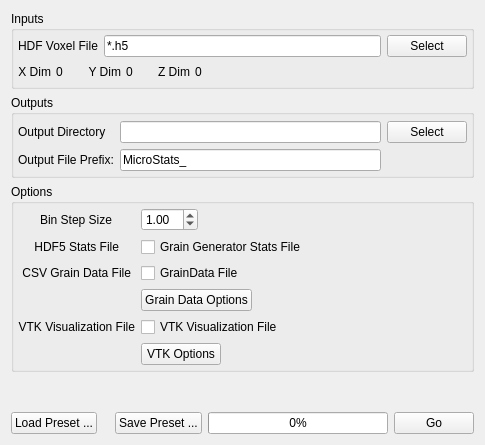
Qt form Source/Plugins/MicrostructureStatistics/UI/MicrostructureStatisticsWidget.ui (BlueQuartzSoftware/DREAM3D) before a commit.
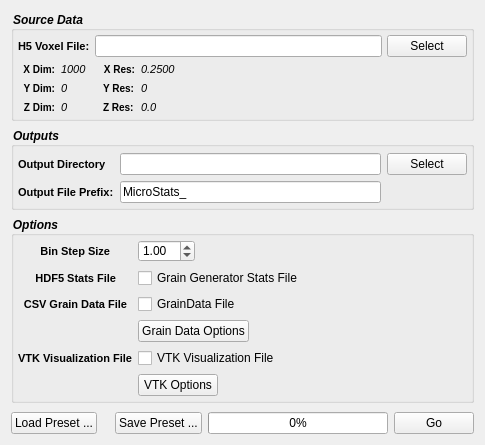
The same form after that commit. Custom widgets are drawn as their Qt base class.

```diff
--- a/Source/Plugins/MicrostructureStatistics/UI/MicrostructureStatisticsWidget.ui
+++ b/Source/Plugins/MicrostructureStatistics/UI/MicrostructureStatisticsWidget.ui
@@ -13,152 +13,371 @@
   <property name="windowTitle">
    <string>Form</string>
   </property>
-  <layout class="QVBoxLayout" name="verticalLayout">
-   <item>
-    <widget class="QGroupBox" name="groupBox_5">
+  <layout class="QGridLayout" name="gridLayout_3">
+   <item row="0" column="0">
+    <widget class="QGroupBox" name="groupBox_3">
+     <property name="styleSheet">
+      <string notr="true">QGroupBox 
+{
+	font-style: italic;font-weight: bold;
+font-size: 12px;
+}</string>
+     </property>
      <property name="title">
-      <string>Inputs</string>
+      <string>Source Data</string>
      </property>
-     <layout class="QVBoxLayout" name="verticalLayout_4">
-      <property name="spacing">
-       <number>5</number>
-      </property>
+     <layout class="QGridLayout" name="gridLayout_5">
       <property name="margin">
        <number>4</number>
       </property>
-      <item>
-       <layout class="QGridLayout" name="gridLayout_10">
-        <property name="spacing">
-         <number>6</number>
+      <property name="spacing">
+       <number>6</number>
+      </property>
+      <item row="0" column="0" colspan="3">
+       <layout class="QGridLayout" name="gridLayout_2">
+        <property name="horizontalSpacing">
+         <number>5</number>
         </property>
         <item row="0" column="0">
-         <widget class="QLabel" name="label_25">
-          <property name="text">
-           <string>HDF Voxel File</string>
-          </property>
-         </widget>
-        </item>
-        <item row="0" column="1">
-         <widget class="QFSDropLineEdit" name="m_InputFile">
-          <property name="text">
-           <string>*.h5</string>
-          </property>
-         </widget>
-        </item>
-        <item row="0" column="2">
-         <widget class="QPushButton" name="m_InputFileBtn">
-          <property name="text">
-           <string>Select</string>
-          </property>
-         </widget>
-        </item>
-       </layout>
-      </item>
-      <item>
-       <layout class="QHBoxLayout" name="horizontalLayout_3">
-        <item>
          <widget class="QLabel" name="label_4">
+          <property name="styleSheet">
+           <string notr="true">QLabel {
+font-weight: bold;
+font-size: 11px;
+}</string>
+          </property>
           <property name="text">
-           <string>X Dim</string>
+           <string>H5 Voxel File:</string>
           </property>
-          <property name="alignment">
-           <set>Qt::AlignRight|Qt::AlignTrailing|Qt::AlignVCenter</set>
+         </widget>
+        </item>
+        <item row="0" column="1">
+         <widget class="QFSDropLineEdit" name="m_InputFile"/>
+        </item>
+        <item row="0" column="2">
+         <widget class="QPushButton" name="m_H5Btn">
+          <property name="text">
+           <string>Select</string>
           </property>
          </widget>
         </item>
-        <item>
-         <widget class="QLabel" name="xDim">
+       </layout>
+      </item>
+      <item row="1" column="2">
+       <spacer name="horizontalSpacer_2">
+        <property name="orientation">
+         <enum>Qt::Horizontal</enum>
+        </property>
+        <property name="sizeHint" stdset="0">
+         <size>
+          <width>40</width>
+          <height>20</height>
+         </size>
+        </property>
+       </spacer>
+      </item>
+      <item row="1" column="1">
+       <layout class="QFormLayout" name="formLayout_4">
+        <property name="leftMargin">
+         <number>5</number>
+        </property>
+        <property name="rightMargin">
+         <number>5</number>
+        </property>
+        <item row="0" column="0">
+         <widget class="QLabel" name="label_16">
+          <property name="font">
+           <font>
+            <pointsize>-1</pointsize>
+            <weight>75</weight>
+            <bold>true</bold>
+           </font>
+          </property>
+          <property name="styleSheet">
+           <string notr="true">QLabel {
+font-weight: bold;
+font-size: 10px;
+}</string>
+          </property>
           <property name="text">
-           <string>0</string>
+           <string>X Res:</string>
           </property>
+          <property name="alignment">
+           <set>Qt::AlignRight|Qt::AlignTrailing|Qt::AlignVCenter</set>
+          </property>
          </widget>
         </item>
-        <item>
-         <spacer name="horizontalSpacer">
-          <property name="orientation">
-           <enum>Qt::Horizontal</enum>
+        <item row="0" column="1">
+         <widget class="QLabel" name="m_XRes">
+          <property name="font">
+           <font>
+            <pointsize>-1</pointsize>
+            <italic>true</italic>
+           </font>
           </property>
-          <property name="sizeType">
-           <enum>QSizePolicy::Fixed</enum>
+          <property name="styleSheet">
+           <string notr="true">QLabel {
+	font-size: 11px;
+	font-style: italic;
+}</string>
           </property>
-          <property name="sizeHint" stdset="0">
-           <size>
-            <width>20</width>
-            <height>20</height>
-           </size>
+          <property name="text">
+           <string>0.2500</string>
           </property>
-         </spacer>
+          <property name="scaledContents">
+           <bool>true</bool>
+          </property>
+         </widget>
         </item>
-        <item>
-         <widget class="QLabel" name="label_6">
+        <item row="1" column="0">
+         <widget class="QLabel" name="label_17">
+          <property name="font">
+           <font>
+            <pointsize>-1</pointsize>
+            <weight>75</weight>
+            <bold>true</bold>
+           </font>
+          </property>
+          <property name="styleSheet">
+           <string notr="true">QLabel {
+font-weight: bold;
+font-size: 10px;
+}</string>
+          </property>
           <property name="text">
-           <string>Y Dim</string>
+           <string>Y Res:</string>
           </property>
           <property name="alignment">
            <set>Qt::AlignRight|Qt::AlignTrailing|Qt::AlignVCenter</set>
           </property>
          </widget>
         </item>
-        <item>
-         <widget class="QLabel" name="yDim">
+        <item row="1" column="1">
+         <widget class="QLabel" name="m_YRes">
+          <property name="font">
+           <font>
+            <pointsize>-1</pointsize>
+            <italic>true</italic>
+           </font>
+          </property>
+          <property name="styleSheet">
+           <string notr="true">QLabel {
+	font-size: 11px;
+	font-style: italic;
+}</string>
+          </property>
           <property name="text">
            <string>0</string>
           </property>
+          <property name="scaledContents">
+           <bool>true</bool>
+          </property>
          </widget>
         </item>
-        <item>
-         <spacer name="horizontalSpacer_2">
-          <property name="orientation">
-           <enum>Qt::Horizontal</enum>
+        <item row="2" column="0">
+         <widget class="QLabel" name="m_ZMax_2">
+          <property name="font">
+           <font>
+            <pointsize>-1</pointsize>
+            <weight>75</weight>
+            <bold>true</bold>
+           </font>
           </property>
-          <property name="sizeType">
-           <enum>QSizePolicy::Fixed</enum>
+          <property name="styleSheet">
+           <string notr="true">QLabel {
+font-weight: bold;
+font-size: 10px;
+}</string>
           </property>
-          <property name="sizeHint" stdset="0">
-           <size>
-            <width>20</width>
-            <height>20</height>
-           </size>
+          <property name="text">
+           <string>Z Res:</string>
           </property>
-         </spacer>
+         </widget>
         </item>
-        <item>
-         <widget class="QLabel" name="label_8">
+        <item row="2" column="1">
+         <widget class="QLabel" name="m_ZRes">
+          <property name="font">
+           <font>
+            <pointsize>-1</pointsize>
+            <italic>true</italic>
+           </font>
+          </property>
+          <property name="styleSheet">
+           <string notr="true">QLabel {
+	font-size: 11px;
+	font-style: italic;
+}</string>
+          </property>
           <property name="text">
-           <string>Z Dim</string>
+           <string>0.0</string>
           </property>
+          <property name="scaledContents">
+           <bool>true</bool>
+          </property>
+         </widget>
+        </item>
+       </layout>
+      </item>
+      <item row="1" column="0">
+       <layout class="QFormLayout" name="formLayout_3">
+        <property name="fieldGrowthPolicy">
+         <enum>QFormLayout::AllNonFixedFieldsGrow</enum>
+        </property>
+        <property name="leftMargin">
+         <number>5</number>
+        </property>
+        <property name="rightMargin">
+         <number>5</number>
+        </property>
+        <item row="0" column="0">
+         <widget class="QLabel" name="label_13">
+          <property name="font">
+           <font>
+            <pointsize>-1</pointsize>
+            <weight>75</weight>
+            <bold>true</bold>
+           </font>
+          </property>
+          <property name="styleSheet">
+           <string notr="true">QLabel {
+font-weight: bold;
+font-size: 10px;
+}</string>
+          </property>
+          <property name="text">
+           <string>X Dim:</string>
+          </property>
           <property name="alignment">
            <set>Qt::AlignRight|Qt::AlignTrailing|Qt::AlignVCenter</set>
           </property>
          </widget>
         </item>
-        <item>
-         <widget class="QLabel" name="zDim">
+        <item row="0" column="1">
+         <widget class="QLabel" name="m_XDim">
+          <property name="font">
+           <font>
+            <pointsize>-1</pointsize>
+            <italic>true</italic>
+           </font>
+          </property>
+          <property name="styleSheet">
+           <string notr="true">QLabel {
+	font-size: 11px;
+	font-style: italic;
+}</string>
+          </property>
           <property name="text">
+           <string>1000</string>
+          </property>
+          <property name="scaledContents">
+           <bool>true</bool>
+          </property>
+         </widget>
+        </item>
+        <item row="1" column="0">
+         <widget class="QLabel" name="label_14">
+          <property name="font">
+           <font>
+            <pointsize>-1</pointsize>
+            <weight>75</weight>
+            <bold>true</bold>
+           </font>
+          </property>
+          <property name="styleSheet">
+           <string notr="true">QLabel {
+font-weight: bold;
+font-size: 10px;
+}</string>
+          </property>
+          <property name="text">
+           <string>Y Dim:</string>
+          </property>
+          <property name="alignment">
+           <set>Qt::AlignRight|Qt::AlignTrailing|Qt::AlignVCenter</set>
+          </property>
+         </widget>
+        </item>
+        <item row="1" column="1">
+         <widget class="QLabel" name="m_YDim">
+          <property name="font">
+           <font>
+            <pointsize>-1</pointsize>
+            <italic>true</italic>
+           </font>
+          </property>
+          <property name="styleSheet">
+           <string notr="true">QLabel {
+	font-size: 11px;
+	font-style: italic;
+}</string>
+          </property>
+          <property name="text">
            <string>0</string>
           </property>
+          <property name="scaledContents">
+           <bool>true</bool>
+          </property>
          </widget>
         </item>
-        <item>
-         <spacer name="horizontalSpacer_6">
-          <property name="orientation">
-           <enum>Qt::Horizontal</enum>
+        <item row="2" column="0">
+         <widget class="QLabel" name="label_15">
+          <property name="font">
+           <font>
+            <pointsize>-1</pointsize>
+            <weight>75</weight>
+            <bold>true</bold>
+           </font>
           </property>
-          <property name="sizeHint" stdset="0">
-           <size>
-            <width>40</width>
-            <height>20</height>
-           </size>
+          <property name="styleSheet">
+           <string notr="true">QLabel {
+font-weight: bold;
+font-size: 10px;
+}</string>
           </property>
-         </spacer>
+          <property name="text">
+           <string>Z Dim:</string>
+          </property>
+          <property name="alignment">
+           <set>Qt::AlignRight|Qt::AlignTrailing|Qt::AlignVCenter</set>
+          </property>
+         </widget>
+        </item>
+        <item row="2" column="1">
+         <widget class="QLabel" name="m_ZDim">
+          <property name="font">
+           <font>
+            <pointsize>-1</pointsize>
+            <italic>true</italic>
+           </font>
+          </property>
+          <property name="styleSheet">
+           <string notr="true">QLabel {
+	font-size: 11px;
+	font-style: italic;
+}</string>
+          </property>
+          <property name="text">
+           <string>0</string>
+          </property>
+          <property name="scaledContents">
+           <bool>true</bool>
+          </property>
+         </widget>
         </item>
        </layout>
       </item>
      </layout>
     </widget>
    </item>
-   <item>
+   <item row="1" column="0">
     <widget class="QGroupBox" name="groupBox">
+     <property name="styleSheet">
+      <string notr="true">QGroupBox 
+{
+	font-style: italic;font-weight: bold;
+font-size: 12px;
+}</string>
+     </property>
      <property name="title">
       <string>Outputs</string>
      </property>
@@ -182,6 +401,12 @@
        <layout class="QGridLayout" name="gridLayout">
         <item row="0" column="0">
          <widget class="QLabel" name="label_2">
+          <property name="styleSheet">
+           <string notr="true">QLabel {
+font-weight: bold;
+font-size: 11px;
+}</string>
+          </property>
           <property name="text">
            <string>Output Directory</string>
           </property>
@@ -199,6 +424,12 @@
         </item>
         <item row="1" column="0">
          <widget class="QLabel" name="label_5">
+          <property name="styleSheet">
+           <string notr="true">QLabel {
+font-weight: bold;
+font-size: 11px;
+}</string>
+          </property>
           <property name="text">
            <string>Output File Prefix:</string>
           </property>
@@ -216,8 +447,15 @@
      </layout>
     </widget>
    </item>
-   <item>
+   <item row="2" column="0">
     <widget class="QGroupBox" name="groupBox_4">
+     <property name="styleSheet">
+      <string notr="true">QGroupBox 
+{
+	font-style: italic;font-weight: bold;
+font-size: 12px;
+}</string>
+     </property>
      <property name="title">
       <string>Options</string>
      </property>
@@ -247,6 +485,12 @@
         </property>
         <item row="1" column="0">
          <widget class="QLabel" name="label">
+          <property name="styleSheet">
+           <string notr="true">QLabel {
+font-weight: bold;
+font-size: 11px;
+}</string>
+          </property>
           <property name="text">
            <string>Bin Step Size</string>
           </property>
@@ -274,6 +518,12 @@
         </item>
         <item row="2" column="0">
          <widget class="QLabel" name="label_3">
+          <property name="styleSheet">
+           <string notr="true">QLabel {
+font-weight: bold;
+font-size: 11px;
+}</string>
+          </property>
           <property name="text">
            <string>HDF5 Stats File</string>
           </property>
@@ -294,6 +544,12 @@
         </item>
         <item row="3" column="0">
          <widget class="QLabel" name="label_7">
+          <property name="styleSheet">
+           <string notr="true">QLabel {
+font-weight: bold;
+font-size: 11px;
+}</string>
+          </property>
           <property name="text">
            <string>CSV Grain Data File</string>
           </property>
@@ -321,6 +577,12 @@
         </item>
         <item row="5" column="0">
          <widget class="QLabel" name="label_9">
+          <property name="styleSheet">
+           <string notr="true">QLabel {
+font-weight: bold;
+font-size: 11px;
+}</string>
+          </property>
           <property name="text">
            <string>VTK Visualization File</string>
           </property>
@@ -341,7 +603,7 @@
      </layout>
     </widget>
    </item>
-   <item>
+   <item row="3" column="0">
     <spacer name="verticalSpacer">
      <property name="orientation">
       <enum>Qt::Vertical</enum>
@@ -354,7 +616,7 @@
      </property>
     </spacer>
    </item>
-   <item>
+   <item row="4" column="0">
     <layout class="QHBoxLayout" name="BIG_LAYOUT">
      <item>
       <widget class="QPushButton" name="m_LoadSettingsBtn">
```
Left out of the diff: 3 changed lines with no effect on the pictures.
